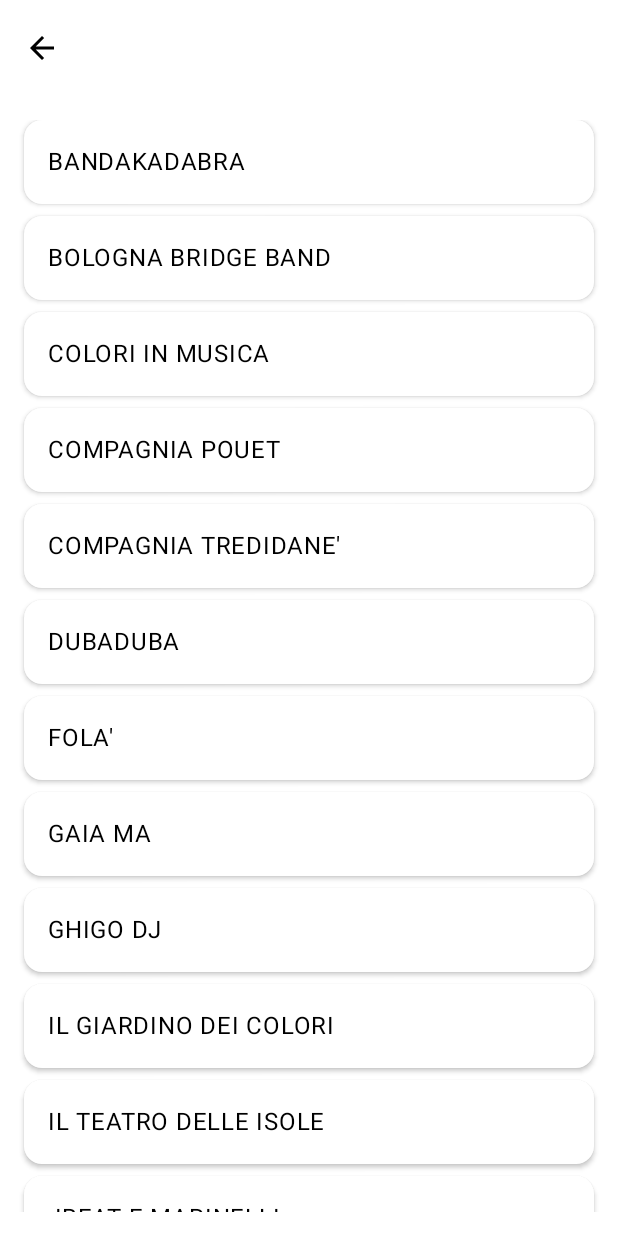
After one commit to GianlucaVeschi/FiestaGlobalMobileApp, an Android app built with Jetpack Compose: the composable ArtistsScreen called with empty values, on a phone screen of 412 x 824 dp. The commit adds this screen. Run offline under Robolectric (Android 15) with nearby library versions, the phone set to English and light mode, and no system bars.

Commit message:
Add ArtistsScreen

```diff
--- /dev/null
+++ b/composeApp/src/androidMain/kotlin/org/gianlucaveschi/fiestaglobal/ui/profile/ArtistsScreen.kt
@@ -0,0 +1,124 @@
+package org.gianlucaveschi.fiestaglobal.ui.profile
+
+import androidx.compose.foundation.layout.Arrangement
+import androidx.compose.foundation.layout.Column
+import androidx.compose.foundation.layout.fillMaxSize
+import androidx.compose.foundation.layout.fillMaxWidth
+import androidx.compose.foundation.layout.padding
+import androidx.compose.foundation.lazy.LazyColumn
+import androidx.compose.foundation.lazy.items
+import androidx.compose.material.icons.Icons
+import androidx.compose.material.icons.filled.ArrowBack
+import androidx.compose.material3.Card
+import androidx.compose.material3.CardDefaults
+import androidx.compose.material3.ExperimentalMaterial3Api
+import androidx.compose.material3.Icon
+import androidx.compose.material3.IconButton
+import androidx.compose.material3.MaterialTheme
+import androidx.compose.material3.Scaffold
+import androidx.compose.material3.Text
+import androidx.compose.material3.TopAppBar
+import androidx.compose.material3.TopAppBarDefaults
+import androidx.compose.runtime.Composable
+import androidx.compose.ui.Alignment
+import androidx.compose.ui.Modifier
+import androidx.compose.ui.graphics.Color
+import androidx.compose.ui.unit.dp
+import androidx.compose.foundation.layout.systemBarsPadding
+
+val hardcodedArtists = listOf(
+  "BANDAKADABRA",
+  "BOLOGNA BRIDGE BAND",
+  "COLORI IN MUSICA",
+  "COMPAGNIA POUET",
+  "COMPAGNIA TREDIDANE'",
+  "DUBADUBA",
+  "FOLA'",
+  "GAIA MA",
+  "GHIGO DJ",
+  "IL GIARDINO DEI COLORI",
+  "IL TEATRO DELLE ISOLE",
+  "JBEAT E MARINELLI",
+  "K SLY",
+  "KATASTROFA",
+  "LA COMPAGNIA DI VIVA EL BALL!",
+  "LA DAMA CON L'ERMELLINO",
+  "LAPALLAROTONDA",
+  "LE SGAMBATE",
+  "LION D",
+  "LUCCIARINI TRIO",
+  "MA KENLUCK",
+  "MENGO DJ",
+  "MOTSWAKO JAZZ COLLECTIVE",
+  "PACKIM DJ",
+  "PINAKOTEK",
+  "POETRY IN THE STREET",
+  "QUETZALCOATL",
+  "RAYMOND SOLFANELLI",
+  "SENZA VOLTO",
+  "SINGLE BARREL",
+  "SLACK DJSET",
+  "SLACK ERMANNO AND THE EX PRESIDENTS",
+  "SLACK LAST KILLERS",
+  "SLACK THE LINGS",
+  "SOULFIRE PROJECT",
+  "SWING O LELES",
+  "THE ANGE",
+  "TWO MEN ORCHESTRA",
+  "VERONICA GONZALEZ",
+  "VIBRA FAMILY",
+  "WORABBI E LE DOVUTE PRECAUZIONI"
+)
+
+@OptIn(ExperimentalMaterial3Api::class)
+@Composable
+fun ArtistsScreen(
+  title: String,
+  onBackClick: () -> Unit
+) {
+  Scaffold(
+    modifier = Modifier.systemBarsPadding(),
+    topBar = {
+      TopAppBar(
+        title = { Text(title) },
+        navigationIcon = {
+          IconButton(onClick = onBackClick) {
+            Icon(
+              imageVector = Icons.Filled.ArrowBack,
+              contentDescription = "Back"
+            )
+          }
+        },
+        colors = TopAppBarDefaults.topAppBarColors(
+          containerColor = Color.White,
+          titleContentColor = Color.Black,
+          navigationIconContentColor = Color.Black
+        )
+      )
+    }
+  ) { paddingValues ->
+    LazyColumn(
+      modifier = Modifier
+        .fillMaxSize()
+        .padding(paddingValues)
+        .padding(16.dp),
+      verticalArrangement = Arrangement.spacedBy(8.dp)
+    ) {
+      items(hardcodedArtists) { artist ->
+        Card(
+          modifier = Modifier.fillMaxWidth(),
+          colors = CardDefaults.cardColors(
+            containerColor = MaterialTheme.colorScheme.surface
+          ),
+          elevation = CardDefaults.cardElevation(defaultElevation = 2.dp)
+        ) {
+          Text(
+            text = artist,
+            style = MaterialTheme.typography.bodyLarge,
+            modifier = Modifier.padding(16.dp)
+          )
+        }
+      }
+    }
+  }
+}
```
Also changed, not shown: composeApp/src/androidMain/kotlin/org/gianlucaveschi/fiestaglobal/data/model/EventItemResponse.kt (+7 -0 lines), composeApp/src/androidMain/kotlin/org/gianlucaveschi/fiestaglobal/ui/MainActivity.kt (+6 -2 lines), composeApp/src/androidMain/kotlin/org/gianlucaveschi/fiestaglobal/ui/profile/ProfileScreen.kt (+10 -14 lines).
